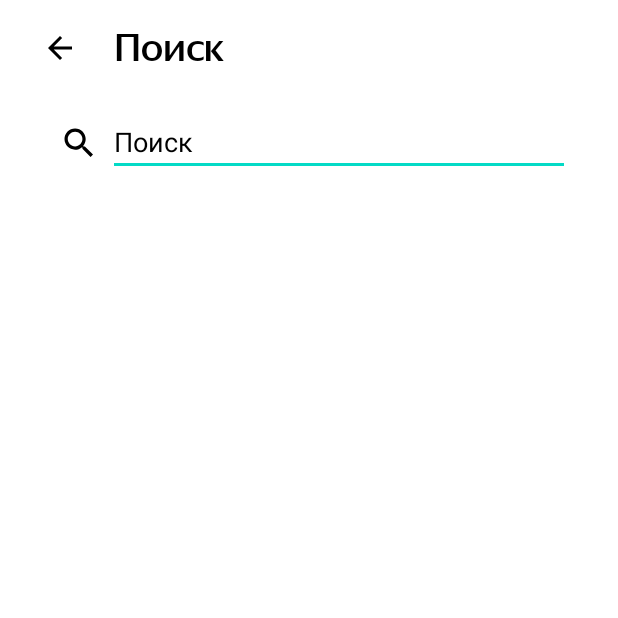
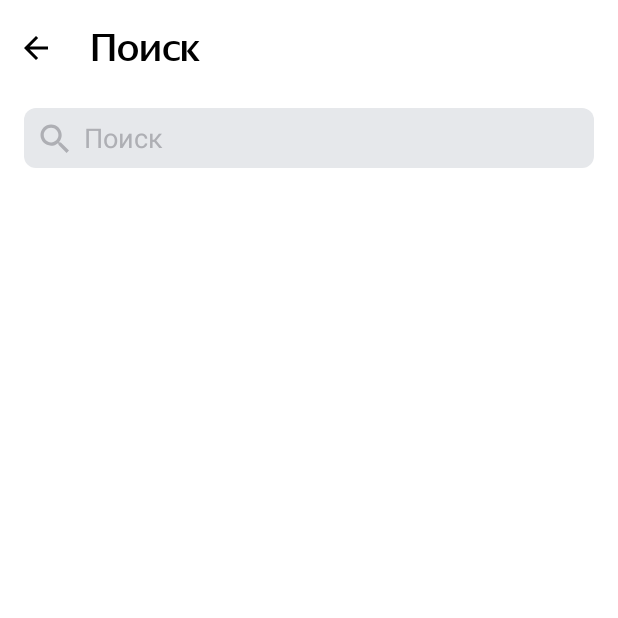
Before and after one commit to SafarySun/PlaylistMaker, an Android app: the SearchActivity screen opened directly, with no data from a screen before it, on a phone screen of 412 x 824 dp, the top half of it. Run offline under Robolectric (Android 15) with nearby library versions, the phone set to English and light mode, and no system bars.

Commit message:
settings and search "Commit-2"

```diff
--- a/app/src/main/java/com/practicum/playlistmaker/SearchActivity.kt
+++ b/app/src/main/java/com/practicum/playlistmaker/SearchActivity.kt
@@ -12,7 +12,7 @@ import android.widget.EditText
 import android.widget.ImageView
 
 class SearchActivity : AppCompatActivity() {
-    private var searchText = VALUE_DEF
+    private var searchText = "VALUE_DEF"
     override fun onCreate(savedInstanceState: Bundle?) {
         super.onCreate(savedInstanceState)
         setContentView(R.layout.activity_search)
@@ -24,7 +24,7 @@ class SearchActivity : AppCompatActivity() {
         }
         // Проверка строки
         if (savedInstanceState != null) {
-            searchText = savedInstanceState.getString(QUERY_VALUE, VALUE_DEF)
+            searchText = savedInstanceState.getString(QUERY_VALUE, searchText)
             inputEditText.setText(searchText)
         }
         // Фокусировка
@@ -62,11 +62,7 @@ class SearchActivity : AppCompatActivity() {
     }
      override fun onRestoreInstanceState(savedInstanceState: Bundle) {
        super.onRestoreInstanceState(savedInstanceState)
-     searchText = savedInstanceState.getString(QUERY_VALUE,  VALUE_DEF)
-    }
-    companion object {
-        const val QUERY_VALUE = "QUERY_VALUE"
-        const val VALUE_DEF = ""
+     searchText = savedInstanceState.getString(QUERY_VALUE,  "")
     }
     //Функция - Видимость опз
     private fun clearButtonVisibility(s: CharSequence?): Int {
@@ -76,5 +72,8 @@ class SearchActivity : AppCompatActivity() {
             View.VISIBLE
         }
     }
+    companion object {
+       private const val QUERY_VALUE = "QUERY_VALUE"
+    }
 
 }
--- a/app/src/main/res/drawable/search_frame.xml
+++ b/app/src/main/res/drawable/search_frame.xml
@@ -1,5 +1,5 @@
 <?xml version="1.0" encoding="utf-8"?>
 <shape xmlns:android="http://schemas.android.com/apk/res/android">
-    <solid android:color="#FFFFFF" /> <!-- Цвет фона -->
-    <corners android:radius="8dp" /> <!-- Задайте радиус закругления углов в dp -->
+    <solid android:color="@color/hint" /> <!-- Цвет фона -->
+    <corners android:radius="8dp" /> <!--радиус закругления углов  -->
 </shape>
--- a/app/src/main/res/layout/activity_search.xml
+++ b/app/src/main/res/layout/activity_search.xml
@@ -5,7 +5,6 @@
     xmlns:tools="http://schemas.android.com/tools"
     android:layout_width="match_parent"
     android:layout_height="match_parent"
-    android:paddingHorizontal="@dimen/padding_for_layout"
     android:orientation="vertical"
     tools:context=".SearchActivity">
 
@@ -26,9 +25,10 @@
         android:id="@+id/container"
         android:layout_width="match_parent"
         android:layout_height="wrap_content"
-        android:layout_margin="@dimen/padding_for_layout"
+        android:layout_marginTop="@dimen/padding_for_layout"
         android:background="@drawable/search_frame"
         android:orientation="horizontal"
+        android:layout_marginHorizontal="@dimen/padding_for_layout"
         >
         <ImageView
             android:id="@+id/searchIcon"
@@ -37,21 +37,23 @@
             android:layout_gravity="center"
             android:layout_margin="@dimen/standart_padding"
             android:src="@drawable/search"
-            app:tint="@color/black" />
+            app:tint="@color/text_hint"
+
+            />
 
         <EditText
             android:id="@+id/inputEditText"
+            style="@style/EditTextStyle"
             android:layout_width="0dp"
-            android:layout_height="wrap_content"
             android:layout_weight="1"
-            android:hint="@string/button_search"
             android:inputType="text"
-            android:maxLines="1"
-            android:textColor="@color/black"
-            android:textColorHint="@color/black"
-            tools:ignore="TouchTargetSizeCheck" />
+            tools:ignore="TouchTargetSizeCheck"
+            android:layout_gravity="center"
+
+            />
 
         <ImageView
+
             android:id="@+id/clearIcon"
             android:layout_width="wrap_content"
             android:layout_height="wrap_content"
@@ -59,6 +61,6 @@
             android:layout_margin="@dimen/standart_padding"
             android:src="@drawable/clean_line"
             android:visibility="gone"
-            app:tint="@color/black" />
+            app:tint="@color/text_hint" />
     </LinearLayout>
 </LinearLayout>
--- a/app/src/main/res/values-night/color-night.xml
+++ b/app/src/main/res/values-night/color-night.xml
@@ -1,4 +1,7 @@
 <?xml version="1.0" encoding="utf-8"?>
 <resources>
     <color name="day_night">@color/white</color>
+    <color name="hint">@color/white</color>
+    <color name="text_hint">@color/black</color>
+
 </resources>
--- a/app/src/main/res/values/colors.xml
+++ b/app/src/main/res/values/colors.xml
@@ -12,6 +12,7 @@
     <color name="YP_Light_Gray">#E6E8EB</color>
     <color name="YP_Text_Gray">#AEAFB4</color>
 
-
+    <color name="text_hint">@color/YP_Text_Gray</color>
     <color name="day_night">@color/black</color>
+    <color name="hint">@color/YP_Light_Gray</color>
 </resources>
--- a/app/src/main/res/values/styles.xml
+++ b/app/src/main/res/values/styles.xml
@@ -85,4 +85,14 @@
         <item name="android:textSize">@dimen/primary_text_size</item>
     </style>
 
+
+        <style name="EditTextStyle">
+            <item name="android:background">@null</item>
+            <item name="android:layout_height">wrap_content</item>
+            <item name="android:hint">@string/button_search</item>
+            <item name="android:maxLines">1</item>
+            <item name="android:textColor">@color/black</item>
+            <item name="android:textColorHint">@color/text_hint</item>
+
+        </style>
 </resources>
```
Also changed, not shown: app/src/main/java/com/practicum/playlistmaker/SettingsActivity.kt (+18 -14 lines), app/src/main/res/layout/activity_settings.xml (+9 -7 lines).
